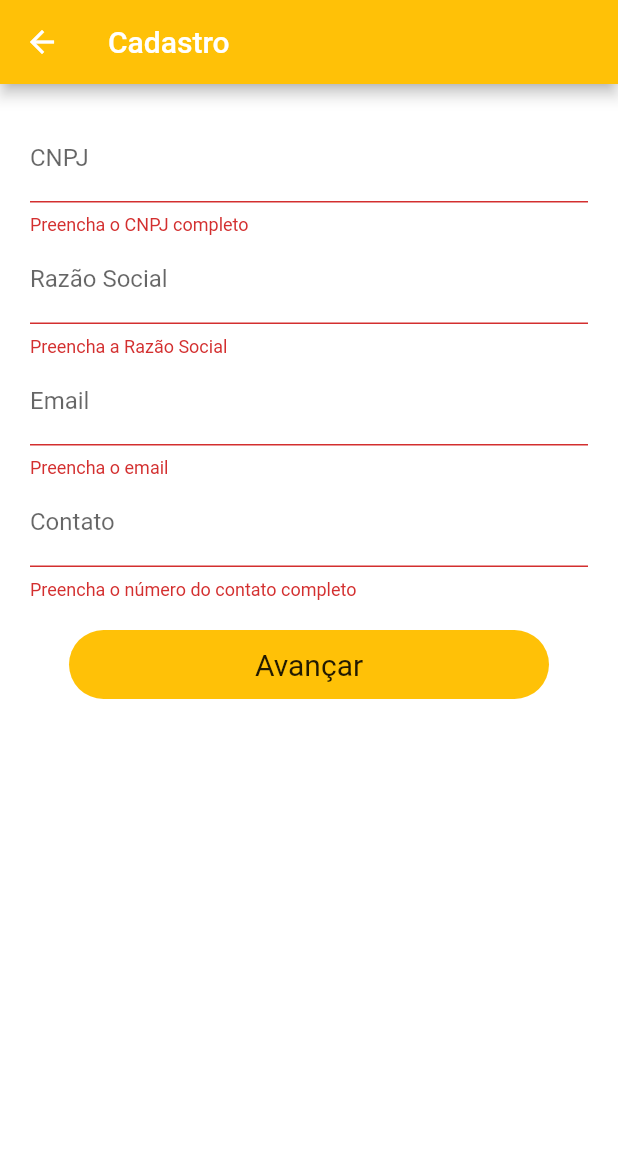
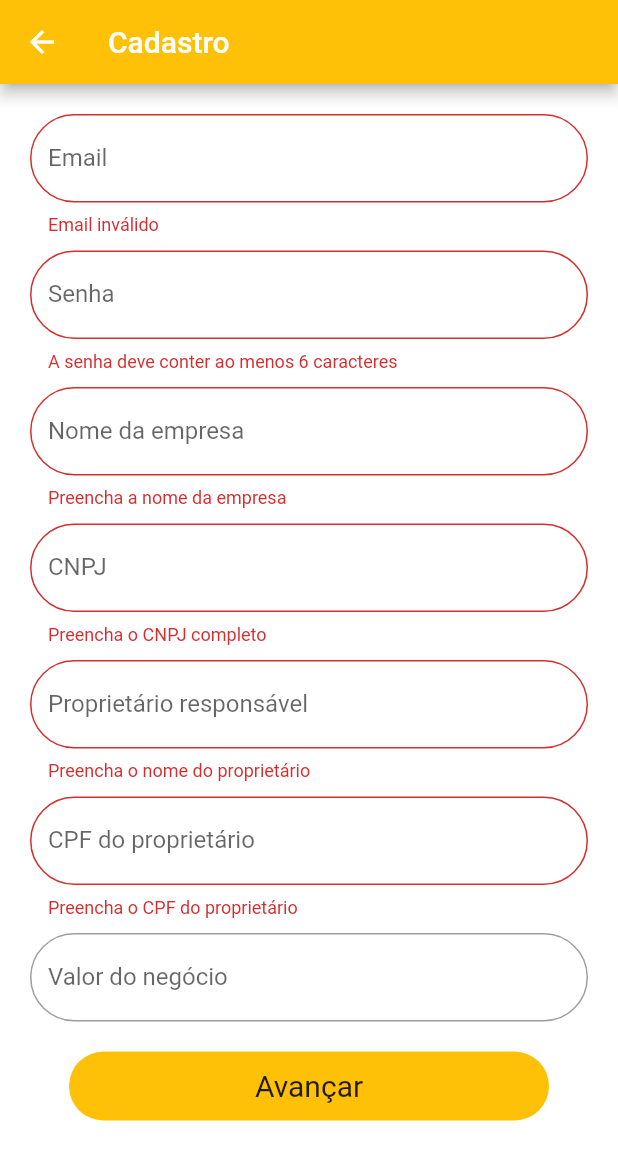
Before and after one commit to ylmenezes/flutter-megahack2, a Flutter app: the CadastroStep1 screen opened directly, after a tap on "Avançar", on a phone screen of 412 x 824 dp. Shown: the top 1160 px of the screen. Run offline on Flutter 3.47's test engine with Material 2 defaults, Android fonts, the phone set to English and light mode, and no system bars; our stand-ins replace cloud_firestore, firebase_auth, flutter_multi_formatter, flutter_svg, font_awesome_flutter, mask_text_input_formatter; missing offline and left inert: adobe_xd, link; accounts and stored records are empty; statements that could not run were skipped.

Commit message:
Criacao de restaurante; Alteracao no design da tela step 1 de criacao de restaurante; Inclusao de novos campos para restaurante

```diff
--- a/lib/CadastroStep1.dart
+++ b/lib/CadastroStep1.dart
@@ -1,18 +1,20 @@
 import 'package:flutter/cupertino.dart';
 import 'package:flutter/material.dart';
-import 'package:adobe_xd/page_link.dart';
 import 'package:flutter/services.dart';
 import 'package:mask_text_input_formatter/mask_text_input_formatter.dart';
-import 'package:megahack3/dao/restaurante_dao.dart';
+import 'package:megahack3/CadastroStep2.dart';
 import 'package:megahack3/model/restaurante_model.dart';
-import './CadastroStep2.dart';
+import 'package:megahack3/util/constantes.dart';
+import 'package:megahack3/widget/text_form_field_padrao.dart';
+import 'util/mascara_dinheiro.dart';
 
 class CadastroStep1 extends StatelessWidget {
   final _keyScaffold = GlobalKey<ScaffoldState>();
   final _keyForm = GlobalKey<FormState>();
-  final _mascaraCnpj = MaskTextInputFormatter(mask: '##.###.###/####-##');
-  final _mascaraContato = MaskTextInputFormatter(mask: '(##) ####-####');
+  final _mascaraCnpj = MaskTextInputFormatter(mask: kMascaraCnpj);
+  final _mascaraCpf = MaskTextInputFormatter(mask: kMascaraCpf);
   final _restaurante = RestauranteModel();
+  final _regexEmail = RegExp(kRegexEmail);
 
   CadastroStep1({
     Key key,
@@ -32,13 +34,58 @@ class CadastroStep1 extends StatelessWidget {
           key: _keyForm,
           child: Column(
             children: <Widget>[
-              TextFormField(
+              TextFormFieldPadrao(
+                labelText: 'Email',
+                keyboardType: TextInputType.emailAddress,
+                textCapitalization: TextCapitalization.none,
+                validator: (value) {
+                  if (_regexEmail.allMatches(value).isEmpty) {
+                    return 'Email inválido';
+                  }
+                  return null;
+                },
+                onSaved: (value) {
+                  _restaurante.email = value;
+                },
+              ),
+              SizedBox(height: 10),
+              TextFormFieldPadrao(
+                labelText: 'Senha',
+                keyboardType: TextInputType.text,
+                textCapitalization: TextCapitalization.none,
+                obscureText: true,
+                validator: (value) {
+                  if (value.length < 6) {
+                    return 'A senha deve conter ao menos 6 caracteres';
+                  }
+                  return null;
+                },
+                onSaved: (value) {
+                  _restaurante.senha = value;
+                },
+              ),
+              SizedBox(height: 10),
+              TextFormFieldPadrao(
+                labelText: 'Nome da empresa',
+                keyboardType: TextInputType.text,
+                textCapitalization: TextCapitalization.words,
+                textInputAction: TextInputAction.next,
+                validator: (value) {
+                  if (value.isEmpty) {
+                    return 'Preencha a nome da empresa';
+                  }
+                  return null;
+                },
+                onSaved: (value) {
+                  _restaurante.nomeEmpresa = value;
+                },
+              ),
+              SizedBox(height: 10),
+              TextFormFieldPadrao(
+                labelText: 'CNPJ',
                 keyboardType: TextInputType.number,
                 inputFormatters: [_mascaraCnpj],
                 textInputAction: TextInputAction.next,
-                decoration: InputDecoration(
-                  labelText: 'CNPJ',
-                ),
                 validator: (_) {
                   if (!_mascaraCnpj.isFill()) {
                     return 'Preencha o CNPJ completo';
@@ -49,53 +96,66 @@ class CadastroStep1 extends StatelessWidget {
                   _restaurante.cnpj = _mascaraCnpj.getUnmaskedText();
                 },
               ),
-              TextFormField(
+              SizedBox(height: 10),
+              TextFormFieldPadrao(
+                labelText: 'Proprietário responsável',
                 keyboardType: TextInputType.text,
                 textCapitalization: TextCapitalization.words,
                 textInputAction: TextInputAction.next,
-                decoration: InputDecoration(
-                  labelText: 'Razão Social',
-                ),
                 validator: (value) {
                   if (value.isEmpty) {
-                    return 'Preencha a Razão Social';
+                    return 'Preencha o nome do proprietário';
                   }
                   return null;
                 },
                 onSaved: (value) {
-                  _restaurante.razaoSocial = value;
+                  _restaurante.nomeProprietario = value;
                 },
               ),
-              TextFormField(
-                keyboardType: TextInputType.emailAddress,
-                textCapitalization: TextCapitalization.none,
-                decoration: InputDecoration(
-                  labelText: 'Email',
-                ),
+              SizedBox(height: 10),
+              TextFormFieldPadrao(
+                labelText: 'CPF do proprietário',
+                keyboardType: TextInputType.number,
+                inputFormatters: [_mascaraCpf],
+                validator: (_) {
+                  if (!_mascaraCpf.isFill()) {
+                    return 'Preencha o CPF do proprietário';
+                  }
+                  return null;
+                },
+                onSaved: (_) {
+                  _restaurante.cpfProprietario = _mascaraCpf.getUnmaskedText();
+                },
+              ),
+              SizedBox(height: 10),
+              TextFormFieldPadrao(
+                inputFormatters: [MascaraDinheiro.mascaraDinheiro],
+                keyboardType:
+                TextInputType.numberWithOptions(decimal: true),
+                labelText: 'Valor do negócio',
                 validator: (value) {
-                  if (value.isEmpty) {
-                    return 'Preencha o email';
+                  if (value.isNotEmpty) {
+                    try {
+                      if (MascaraDinheiro.converterStringParaDinheiro(
+                          value) <=
+                          0) {
+                        return 'Preencha o valor do negócio';
+                      }
+                      return null;
+                    } catch (ex) {
+                      return 'Valor inválido';
+                    }
                   }
                   return null;
                 },
                 onSaved: (value) {
-                  _restaurante.email = value;
-                },
-              ),
-              TextFormField(
-                keyboardType: TextInputType.number,
-                inputFormatters: [_mascaraContato],
-                decoration: InputDecoration(
-                  labelText: 'Contato',
-                ),
-                validator: (_) {
-                  if (!_mascaraContato.isFill()) {
-                    return 'Preencha o número do contato completo';
+                  if (value.isEmpty) {
+                    _restaurante.faturamentoMensal = 0;
+                  } else {
+                    _restaurante.faturamentoMensal =
+                        MascaraDinheiro.converterStringParaDinheiro(
+                            value);
                   }
-                  return null;
-                },
-                onSaved: (_) {
-                  _restaurante.contato = _mascaraContato.getUnmaskedText();
                 },
               ),
               SizedBox(height: 20),
--- /dev/null
+++ b/lib/model/cliente_model.dart
@@ -0,0 +1,10 @@
+abstract class ClienteModel {
+  String email;
+  String senha;
+  String nomeEmpresa;
+  String cnpj;
+  double faturamentoMensal;
+  String nomeProprietario;
+  String cpfProprietario;
+  DateTime dataCriacao;
+}
--- a/lib/model/cursos_model.dart
+++ b/lib/model/cursos_model.dart
@@ -2,5 +2,4 @@ class CursosModel {
   String title;
   String link;
   String image;
-
 }
--- a/lib/model/restaurante_model.dart
+++ b/lib/model/restaurante_model.dart
@@ -1,18 +1,16 @@
-import 'package:megahack3/model/tipo_cozinha_model.dart';
+import 'package:megahack3/model/cliente_model.dart';
 
-class RestauranteModel {
-  String cnpj;
-  String razaoSocial;
-  String email;
-  String contato;
+class RestauranteModel extends ClienteModel {
   List<String> listaIdTipoCozinha = <String>[];
 
   Map<String, dynamic> toJson() {
     return {
+      'email': email,
+      'nomeEmpresa': nomeEmpresa,
       'cnpj': cnpj,
-      'razaoSocial': razaoSocial,
-      'email': email,
-      'contato': contato,
+      'faturamentoMensal': faturamentoMensal,
+      'nomeProprietario': nomeProprietario,
+      'cpfProprietario': cpfProprietario,
       'idTipoCozinha': listaIdTipoCozinha,
     };
   }
--- a/lib/model/tipo_cozinha_model.dart
+++ b/lib/model/tipo_cozinha_model.dart
@@ -10,7 +10,7 @@ class TipoCozinhaModel {
   });
 
   factory TipoCozinhaModel.fromFirestore(DocumentSnapshot doc) {
-    Map data = doc.data;
+    final data = doc.data;
 
     return TipoCozinhaModel(
       id: doc.documentID,
--- /dev/null
+++ b/lib/util/constantes.dart
@@ -0,0 +1,6 @@
+const kRegexEmail =
+    r'^(([^<>()[\]\\.,;:\s@\"]+(\.[^<>()[\]\\.,;:\s@\"]+)*)|(\".+\"))@((\[[0-9]{1,3}\.[0-9]{1,3}\.[0-9]{1,3}\.[0-9]{1,3}\])|(([a-zA-Z\-0-9]+\.)+[a-zA-Z]{2,}))$';
+
+const kMascaraCpf = '###.###.###-##';
+const kMascaraCnpj = '##.###.###/####-##';
+const kMascaraCelular = '(##) #####-####';
--- /dev/null
+++ b/lib/util/mascara_dinheiro.dart
@@ -0,0 +1,19 @@
+import 'package:flutter_multi_formatter/formatters/money_input_enums.dart';
+import 'package:flutter_multi_formatter/formatters/money_input_formatter.dart';
+
+class MascaraDinheiro {
+  static final mascaraDinheiro = MoneyInputFormatter(
+    leadingSymbol: 'R' + MoneyInputFormatter.DOLLAR_SIGN,
+    useSymbolPadding: true,
+    thousandSeparator: ThousandSeparator.Period,
+  );
+
+  static double converterStringParaDinheiro(String valor) {
+    var valorFinal = valor
+        .replaceAll(r'R$', '')
+        .replaceAll(' ', '')
+        .replaceAll('.', '')
+        .replaceAll(',', '.');
+    return double.parse(valorFinal);
+  }
+}
--- /dev/null
+++ b/lib/widget/text_form_field_padrao.dart
@@ -0,0 +1,82 @@
+import 'package:flutter/material.dart';
+import 'package:flutter/services.dart';
+
+typedef ValueChanged<T> = void Function(T value);
+typedef FormFieldValidator<T> = String Function(T value);
+typedef FormFieldSetter<T> = void Function(T newValue);
+
+class TextFormFieldPadrao extends StatelessWidget {
+  final FocusNode focusNode;
+  final String labelText;
+  final bool obscureText;
+  final String initialValue;
+  final TextInputType keyboardType;
+  final TextInputAction textInputAction;
+  final List<TextInputFormatter> inputFormatters;
+  final TextCapitalization textCapitalization;
+  final TextEditingController controller;
+  final FormFieldValidator<String> validator;
+  final FormFieldSetter<String> onSaved;
+  final ValueChanged<String> onChanged;
+  final ValueChanged<String> onFieldSubmitted;
+  final bool autoCorrect;
+  final Icon prefixIcon;
+  final IconButton sufixIcon;
+  final int minLines;
+  final int maxLines;
+  final int maxLength;
+
+  TextFormFieldPadrao({
+    Key key,
+    this.focusNode,
+    this.labelText,
+    this.obscureText = false,
+    this.initialValue,
+    this.keyboardType,
+    this.textInputAction,
+    this.inputFormatters,
+    this.textCapitalization = TextCapitalization.none,
+    this.controller,
+    this.validator,
+    this.onSaved,
+    this.onChanged,
+    this.onFieldSubmitted,
+    this.autoCorrect = true,
+    this.prefixIcon,
+    this.sufixIcon,
+    this.minLines = 1,
+    this.maxLines = 1,
+    this.maxLength,
+  }) : super(key: key);
+
+  @override
+  Widget build(BuildContext context) {
+    return TextFormField(
+      focusNode: focusNode,
+      decoration: InputDecoration(
+        prefixIcon: prefixIcon,
+        suffixIcon: sufixIcon,
+        labelText: labelText,
+        border: OutlineInputBorder(
+          borderRadius: BorderRadius.circular(30.0),
+        ),
+      ),
+      obscureText: obscureText,
+      keyboardType: keyboardType,
+      textInputAction: textInputAction,
+      inputFormatters: (inputFormatters == null) ? null : inputFormatters,
+      textCapitalization: textCapitalization,
+      controller: controller,
+      validator: validator,
+      onSaved: onSaved,
+      onChanged: onChanged,
+      onFieldSubmitted: onFieldSubmitted,
+      initialValue: initialValue,
+      autocorrect: autoCorrect,
+      keyboardAppearance: MediaQuery.of(context).platformBrightness,
+      minLines: minLines,
+      maxLines: maxLines,
+      maxLength: maxLength,
+    );
+  }
+}
--- a/pubspec.yaml
+++ b/pubspec.yaml
@@ -22,6 +22,7 @@ dependencies:
   mask_text_input_formatter: ^1.0.7
   font_awesome_flutter:
   link: ^1.1.0
+  flutter_multi_formatter: ^1.1.6
 
 dev_dependencies:
   flutter_test:
```
Also changed, not shown: lib/CadastroStep2.dart (+3 -6 lines), lib/CadastroStep3.dart (+65 -43 lines), lib/Login.dart (+7 -4 lines), lib/Sucesso.dart (+1 -1 lines), lib/TipoCadastro.dart (+34 -60 lines), lib/dao/restaurante_dao.dart (+6 -2 lines), lib/util/authentication.dart (+9 -7 lines), lib/util/mascaras_gerais.dart (added, +50 -0 lines), lib/util/validador.dart (added, +76 -0 lines), pubspec.lock, 1 other file.
